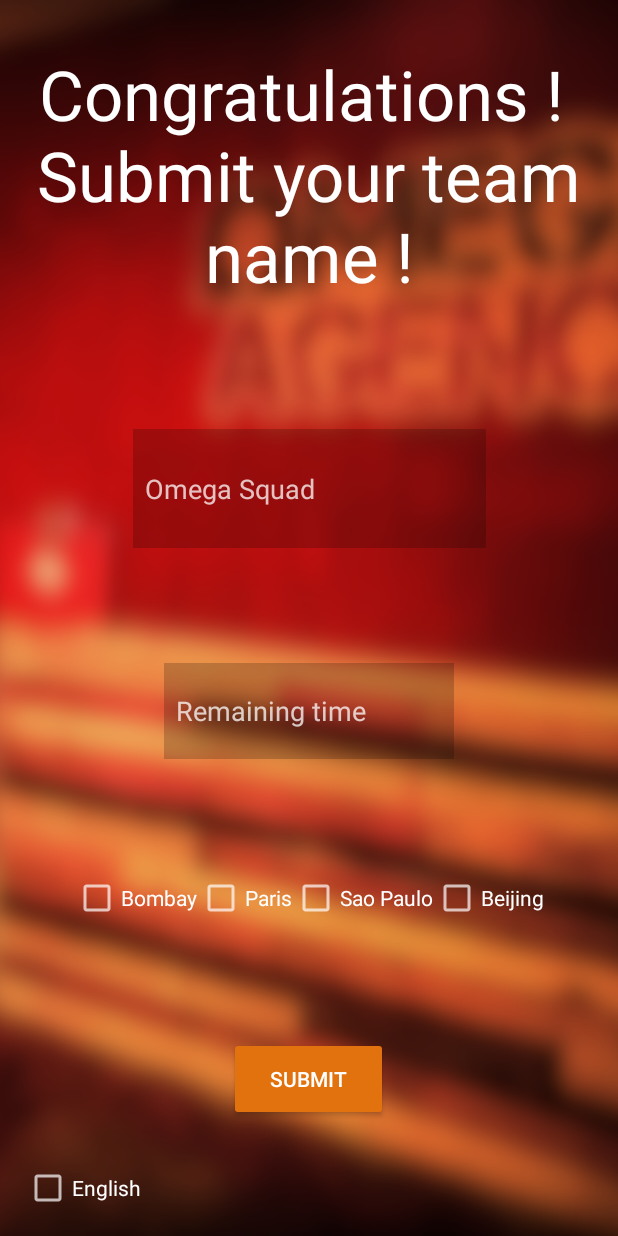
After one commit to Benoit548/Omega-Report, an Android app: the PoloToFill screen opened directly, with no data from a screen before it, on a phone screen of 412 x 824 dp. The commit adds this screen. Run offline under Robolectric (Android 15) with nearby library versions, the phone set to English and light mode, and no system bars.

Commit message:
Polo à remplir - layout fini

```diff
--- a/app/src/main/AndroidManifest.xml
+++ b/app/src/main/AndroidManifest.xml
@@ -10,11 +10,16 @@
         android:supportsRtl="true"
         android:theme="@style/Theme.OmegaReport">
         <activity
+            android:name=".Controller.PoloToFill"
+            android:theme="@style/Theme.AppCompat.NoActionBar"
+            android:exported="false" />
+        <activity
             android:name=".Controller.ChoiceActivity"
             android:exported="true"
             android:theme="@style/Theme.AppCompat.NoActionBar">
             <intent-filter>
                 <action android:name="android.intent.action.MAIN" />
+
                 <category android:name="android.intent.category.LAUNCHER" />
             </intent-filter>
         </activity>
--- a/app/src/main/java/com/example/omegareport/Controller/ChoiceActivity.java
+++ b/app/src/main/java/com/example/omegareport/Controller/ChoiceActivity.java
@@ -44,7 +44,7 @@ public class ChoiceActivity extends AppCompatActivity{
             @Override
             public void onClick(View view) {
 
-                Intent myIntent = new Intent(ChoiceActivity.this, MainActivity.class);
+                Intent myIntent = new Intent(ChoiceActivity.this, PoloToFill.class);
                 startActivity(myIntent);
 
             }
--- /dev/null
+++ b/app/src/main/java/com/example/omegareport/Controller/PoloToFill.java
@@ -0,0 +1,16 @@
+package com.example.omegareport.Controller;
+
+import androidx.appcompat.app.AppCompatActivity;
+
+import android.os.Bundle;
+
+import com.example.omegareport.R;
+
+public class PoloToFill extends AppCompatActivity {
+
+    @Override
+    protected void onCreate(Bundle savedInstanceState) {
+        super.onCreate(savedInstanceState);
+        setContentView(R.layout.activity_polo_to_fill);
+    }
+}
--- a/app/src/main/res/layout/activity_choice.xml
+++ b/app/src/main/res/layout-land/activity_choice.xml
@@ -12,7 +12,7 @@
 
 
     <Button
-        android:id="@+id/choice_button_polo"
+        android:id="@+id/choice_button_ali"
         android:layout_width="match_parent"
         android:layout_height="wrap_content"
         android:layout_margin="64dp"
@@ -21,7 +21,7 @@
         android:text="@string/ali"/>
 
     <Button
-        android:id="@+id/choice_button_ali"
+        android:id="@+id/choice_button_polo"
         android:layout_width="match_parent"
         android:layout_height="wrap_content"
         android:layout_margin="64dp"
--- /dev/null
+++ b/app/src/main/res/layout-land/activity_polo_to_fill.xml
@@ -0,0 +1,123 @@
+<?xml version="1.0" encoding="utf-8"?>
+<androidx.constraintlayout.widget.ConstraintLayout xmlns:android="http://schemas.android.com/apk/res/android"
+    xmlns:app="http://schemas.android.com/apk/res-auto"
+    xmlns:tools="http://schemas.android.com/tools"
+    android:layout_width="match_parent"
+    android:layout_height="match_parent"
+    android:background="@drawable/blurred_background_droit"
+    tools:context=".Controller.MainActivity">
+
+    <TextView
+        android:id="@+id/main_TextView_congrats"
+        android:layout_width="wrap_content"
+        android:layout_height="wrap_content"
+        android:layout_marginTop="32dp"
+        android:text="@string/main_congrats"
+        android:textAlignment="center"
+        android:textSize="46sp"
+        android:textColor="@color/white"
+        app:layout_constraintLeft_toLeftOf="parent"
+        app:layout_constraintRight_toRightOf="parent"
+        app:layout_constraintTop_toTopOf="parent" />
+
+    <LinearLayout
+        android:id="@+id/poloFill_layout_editText"
+        android:layout_width="match_parent"
+        android:layout_height="wrap_content"
+        android:gravity="center"
+        app:layout_constraintTop_toBottomOf="@id/main_TextView_congrats">
+
+        <EditText
+            android:id="@+id/main_editText_TeamName"
+            android:layout_width="213dp"
+            android:layout_height="66dp"
+            android:layout_margin="32dp"
+            android:background="@color/trans_black"
+            android:hint="Omega Squad"
+            android:inputType="textPersonName"
+            android:padding="8dp"
+            android:textColorHint="@color/trans_white"
+            app:layout_constraintBottom_toTopOf="@id/poloFill_layout_cities"
+            app:layout_constraintEnd_toStartOf="@id/main_EditText_time"
+            app:layout_constraintStart_toStartOf="parent"
+            app:layout_constraintTop_toBottomOf="@+id/main_TextView_congrats"
+            app:layout_constraintVertical_bias="1.0" />
+
+
+    <EditText
+        android:id="@+id/main_EditText_time"
+        android:layout_width="234dp"
+        android:layout_height="66dp"
+        android:layout_marginEnd="32dp"
+        android:background="@color/trans_black"
+        android:ems="10"
+        android:hint="@string/timer_hint"
+        android:inputType="time"
+        android:padding="8dp"
+        android:textColorHint="@color/trans_white"
+        app:layout_constraintBottom_toTopOf="@+id/poloFill_layout_cities"
+        app:layout_constraintEnd_toEndOf="parent"
+        app:layout_constraintStart_toEndOf="@id/main_editText_TeamName"
+        app:layout_constraintTop_toBottomOf="@+id/main_TextView_congrats" />
+
+
+
+    </LinearLayout>
+
+    <Button
+        android:id="@+id/main_button_submit"
+        android:layout_width="106dp"
+        android:layout_height="56dp"
+        android:backgroundTint="@color/omega_orange"
+        android:text="@string/main_submit"
+        app:layout_constraintBottom_toBottomOf="parent"
+        app:layout_constraintEnd_toEndOf="parent"
+        app:layout_constraintStart_toStartOf="parent"
+        app:layout_constraintTop_toBottomOf="@+id/poloFill_layout_cities"/>
+
+    <CheckBox
+        android:id="@+id/main_checkBox_english"
+        android:layout_width="wrap_content"
+        android:layout_height="wrap_content"
+        android:text="@string/english"
+        android:layout_margin="16dp"
+        app:layout_constraintBottom_toBottomOf="parent"
+        app:layout_constraintStart_toStartOf="parent" />
+
+    <LinearLayout
+        android:id="@+id/poloFill_layout_cities"
+        android:layout_width="match_parent"
+        android:layout_height="wrap_content"
+        android:gravity="center"
+        app:layout_constraintBottom_toTopOf="@id/main_button_submit"
+        app:layout_constraintTop_toBottomOf="@+id/poloFill_layout_editText">
+
+        <CheckBox
+            android:id="@+id/poloFill_checkBox_Bombay"
+            android:layout_width="wrap_content"
+            android:layout_height="wrap_content"
+            android:text="@string/bombay">
+        </CheckBox>
+        <CheckBox
+            android:id="@+id/poloFill_checkBox_Paris"
+            android:layout_width="wrap_content"
+            android:layout_height="wrap_content"
+            android:text="@string/paris">
+        </CheckBox>
+        <CheckBox
+            android:id="@+id/poloFill_checkBox_SaoPaulo"
+            android:layout_width="wrap_content"
+            android:layout_height="wrap_content"
+            android:text="@string/saoPaulo">
+        </CheckBox>
+        <CheckBox
+            android:id="@+id/poloFill_checkBox_Pekin"
+            android:layout_width="wrap_content"
+            android:layout_height="wrap_content"
+            android:text="@string/pekin">
+        </CheckBox>
+
+    </LinearLayout>
+
+
+</androidx.constraintlayout.widget.ConstraintLayout>
--- /dev/null
+++ b/app/src/main/res/layout/activity_polo_to_fill.xml
@@ -0,0 +1,116 @@
+<?xml version="1.0" encoding="utf-8"?>
+<androidx.constraintlayout.widget.ConstraintLayout xmlns:android="http://schemas.android.com/apk/res/android"
+    xmlns:app="http://schemas.android.com/apk/res-auto"
+    xmlns:tools="http://schemas.android.com/tools"
+    android:layout_width="match_parent"
+    android:layout_height="match_parent"
+    android:background="@drawable/blurred_background_droit"
+    tools:context=".Controller.MainActivity">
+
+    <TextView
+        android:id="@+id/main_TextView_congrats"
+        android:layout_width="wrap_content"
+        android:layout_height="wrap_content"
+        android:layout_marginTop="32dp"
+        android:text="@string/main_congrats"
+        android:textAlignment="center"
+        android:textSize="46sp"
+        android:textColor="@color/white"
+        app:layout_constraintLeft_toLeftOf="parent"
+        app:layout_constraintRight_toRightOf="parent"
+        app:layout_constraintTop_toTopOf="parent" />
+
+
+
+    <EditText
+        android:id="@+id/main_EditText_time"
+        android:layout_width="193dp"
+        android:layout_height="64dp"
+        android:ems="10"
+        android:inputType="time"
+        android:background="@color/trans_black"
+        android:hint="@string/timer_hint"
+        android:textColorHint="@color/trans_white"
+        android:padding="8dp"
+        app:layout_constraintBottom_toTopOf="@+id/poloFill_layout_cities"
+        app:layout_constraintEnd_toEndOf="parent"
+        app:layout_constraintStart_toStartOf="parent"
+        app:layout_constraintTop_toBottomOf="@+id/main_editText_TeamName" />
+
+    <EditText
+        android:id="@+id/main_editText_TeamName"
+        android:layout_width="235dp"
+        android:layout_height="79dp"
+        android:layout_marginBottom="32dp"
+        android:background="@color/trans_black"
+        android:ems="10"
+        android:textColorHint="@color/trans_white"
+        android:hint="Omega Squad"
+        android:inputType="textPersonName"
+        android:padding="8dp"
+        app:layout_constraintBottom_toBottomOf="parent"
+        app:layout_constraintEnd_toEndOf="parent"
+        app:layout_constraintHorizontal_bias="0.501"
+        app:layout_constraintStart_toStartOf="parent"
+        app:layout_constraintTop_toBottomOf="@+id/main_TextView_congrats"
+        app:layout_constraintVertical_bias="0.165" />
+
+    <Button
+        android:id="@+id/main_button_submit"
+        android:layout_width="106dp"
+        android:layout_height="56dp"
+        android:backgroundTint="@color/omega_orange"
+        android:text="@string/main_submit"
+        app:layout_constraintBottom_toBottomOf="parent"
+        app:layout_constraintEnd_toEndOf="parent"
+        app:layout_constraintHorizontal_bias="0.498"
+        app:layout_constraintStart_toStartOf="parent"
+        app:layout_constraintTop_toBottomOf="@+id/poloFill_layout_cities"
+        app:layout_constraintVertical_bias="0.307" />
+
+    <CheckBox
+        android:id="@+id/main_checkBox_english"
+        android:layout_width="wrap_content"
+        android:layout_height="wrap_content"
+        android:text="@string/english"
+        android:layout_margin="16dp"
+        app:layout_constraintBottom_toBottomOf="parent"
+        app:layout_constraintStart_toStartOf="parent" />
+
+    <LinearLayout
+        android:id="@+id/poloFill_layout_cities"
+        android:layout_width="match_parent"
+        android:layout_height="wrap_content"
+        android:gravity="center"
+        app:layout_constraintBottom_toTopOf="@id/main_button_submit"
+        app:layout_constraintTop_toBottomOf="@+id/main_EditText_time">
+
+        <CheckBox
+            android:id="@+id/poloFill_checkBox_Bombay"
+            android:layout_width="wrap_content"
+            android:layout_height="wrap_content"
+            android:text="@string/bombay">
+        </CheckBox>
+        <CheckBox
+            android:id="@+id/poloFill_checkBox_Paris"
+            android:layout_width="wrap_content"
+            android:layout_height="wrap_content"
+            android:text="@string/paris">
+        </CheckBox>
+        <CheckBox
+            android:id="@+id/poloFill_checkBox_SaoPaulo"
+            android:layout_width="wrap_content"
+            android:layout_height="wrap_content"
+            android:text="@string/saoPaulo">
+        </CheckBox>
+        <CheckBox
+            android:id="@+id/poloFill_checkBox_Pekin"
+            android:layout_width="wrap_content"
+            android:layout_height="wrap_content"
+            android:text="@string/pekin">
+        </CheckBox>
+
+    </LinearLayout>
+
+
+</androidx.constraintlayout.widget.ConstraintLayout>
--- a/app/src/main/res/values/strings.xml
+++ b/app/src/main/res/values/strings.xml
@@ -11,4 +11,8 @@
     <string name="english">English</string>
     <string name="polo">Polonium Operation</string>
     <string name="ali">Ali\'s Hideout</string>
+    <string name="bombay">Bombay</string>
+    <string name="paris">Paris</string>
+    <string name="saoPaulo">Sao Paulo</string>
+    <string name="pekin">Beijing</string>
 </resources>
```
Also changed, not shown: 1 other file.
